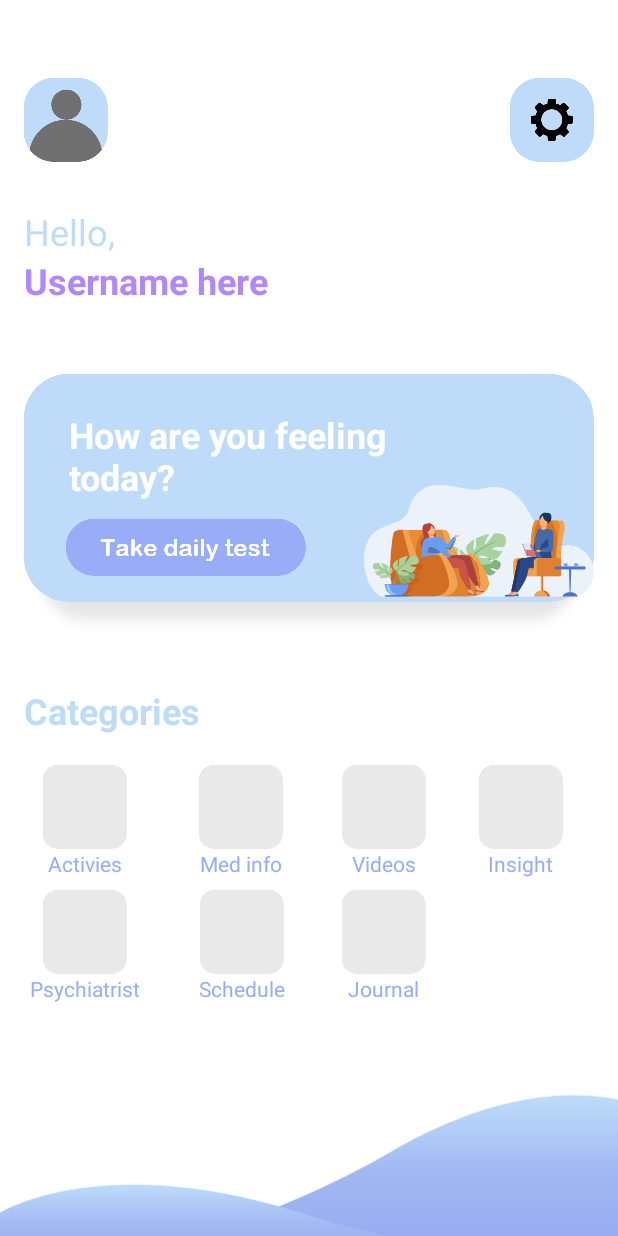
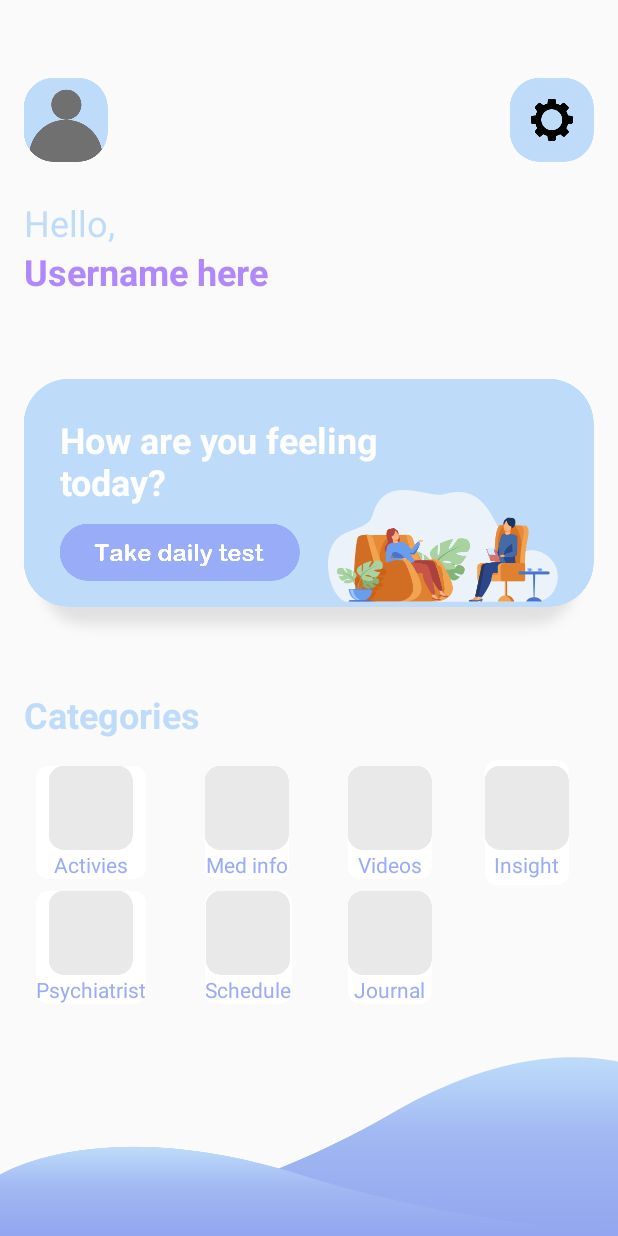
Before and after one commit to alicezxcv/DepressntApp, an Android app: the MainActivity2 screen opened directly, with no data from a screen before it, on a phone screen of 412 x 824 dp. Run offline under Robolectric (Android 15) with nearby library versions, the phone set to English and light mode, and no system bars.

Commit message:
Layout fix for some devices
+ We were having some improper display on some devices, I've adjusted the layout to display more accurate as intended across all devices (except Android C).

```diff
--- a/app/src/main/res/layout/activity_main_screen.xml
+++ b/app/src/main/res/layout/activity_main_screen.xml
@@ -1,20 +1,22 @@
 <?xml version="1.0" encoding="utf-8"?>
-<RelativeLayout xmlns:android="http://schemas.android.com/apk/res/android"
+<LinearLayout xmlns:android="http://schemas.android.com/apk/res/android"
     xmlns:app="http://schemas.android.com/apk/res-auto"
     xmlns:tools="http://schemas.android.com/tools"
     android:layout_width="match_parent"
     android:layout_height="match_parent"
-    android:layout_marginBottom="-25dp"
-    android:background="@drawable/main_bg">
+    android:orientation="vertical">
 
+    <RelativeLayout
+        android:id="@+id/pfp"
+        android:layout_width="match_parent"
+        android:layout_height="wrap_content"
+        android:layout_weight="0">
         <ImageButton
-        android:id="@+id/pfp"
             android:layout_width="wrap_content"
             android:layout_height="wrap_content"
             android:background="@drawable/user_pfp"
             android:layout_marginTop="52dp"
             android:layout_marginLeft="16dp"/>
-
         <ImageButton
             android:layout_width="wrap_content"
             android:layout_height="wrap_content"
@@ -22,23 +24,23 @@
             android:layout_alignParentRight="true"
             android:layout_marginTop="52dp"
             android:layout_marginRight= "16dp"/>
+    </RelativeLayout>
 
     <RelativeLayout
         android:id="@+id/info"
-        android:layout_width="wrap_content"
+        android:layout_width="match_parent"
         android:layout_height="wrap_content"
         android:layout_below="@id/pfp"
-        android:layout_marginTop="30dp"
-        android:layout_marginLeft="16dp">
-
+        android:layout_weight="1"
+        android:layout_marginTop="24dp">
         <TextView
             android:id="@+id/greet1"
             android:layout_width="wrap_content"
             android:layout_height="wrap_content"
             android:text="Hello,"
             android:textSize="24sp"
-            android:textColor="@color/sky_blue"/>
-
+            android:textColor="@color/sky_blue"
+            android:layout_marginLeft="16dp"/>
         <TextView
             android:layout_width="wrap_content"
             android:layout_height="wrap_content"
@@ -46,35 +48,33 @@
             android:text="Username here"
             android:textSize="24sp"
             android:textStyle="bold"
-            android:textColor="@color/purple"/>
-
+            android:textColor="@color/purple"
+            android:layout_marginLeft="16dp"/>
     </RelativeLayout>
 
     <RelativeLayout
         android:id="@+id/holder"
-        android:layout_width="wrap_content"
+        android:layout_width="match_parent"
         android:layout_height="wrap_content"
         android:layout_below="@id/info"
-        android:layout_marginTop="46dp"
-        android:layout_marginLeft="16dp"
-        android:layout_marginRight="16dp">
-
+        android:layout_weight="1"
+        android:layout_marginTop="24dp">
         <FrameLayout
             android:layout_width="wrap_content"
             android:layout_height="wrap_content">
-
             <ImageView
                 android:layout_width="wrap_content"
                 android:layout_height="wrap_content"
-                android:background="@drawable/daily_test_shadow" />
-
-            <ImageView
+                android:background="@drawable/daily_test_shadow"
+                android:layout_marginLeft="16dp"
+                android:layout_marginRight="16dp"/>
+            <RelativeLayout
                 android:layout_width="wrap_content"
                 android:layout_height="wrap_content"
-                android:background="@drawable/daily_test" />
-
-        </FrameLayout>
-
+                android:id="@+id/holder_box"
+                android:background="@drawable/daily_test"
+                android:layout_marginLeft="16dp"
+                android:layout_marginRight="16dp">
                 <TextView
                     android:id="@+id/daily_greet"
                     android:layout_width="wrap_content"
@@ -84,53 +84,52 @@
                     android:textSize="24sp"
                     android:textStyle="bold"
                     android:layout_marginTop="24dp"
-            android:layout_marginLeft="30dp"/>
-
+                    android:layout_marginLeft="24dp"/>
                 <ImageView
                     android:id="@+id/daily_illus"
                     android:layout_width="wrap_content"
                     android:layout_height="wrap_content"
                     android:src="@drawable/daily_illus"
                     android:layout_alignParentRight="true"
-            android:layout_marginTop="74dp"/>
-
+                    android:layout_marginTop="74dp"
+                    android:layout_marginRight="24dp"/>
                 <ImageButton
                     android:layout_width="wrap_content"
                     android:layout_height="wrap_content"
                     android:background="@drawable/daily_test_btn"
                     android:layout_below="@id/daily_greet"
-
                     android:layout_marginTop="12dp"
-            android:layout_marginLeft="28dp"
+                    android:layout_marginLeft="24dp"
                     android:scaleType="centerCrop"/>
-
+            </RelativeLayout>
+        </FrameLayout>
     </RelativeLayout>
 
+    <RelativeLayout
+        android:layout_width="match_parent"
+        android:layout_height="wrap_content"
+        android:layout_below="@id/holder"
+        android:layout_weight="1">
         <TextView
             android:id="@+id/categories"
             android:layout_width="wrap_content"
             android:layout_height="wrap_content"
-        android:layout_below="@id/holder"
-        android:layout_marginTop="32dp"
             android:layout_marginLeft="16dp"
             android:text="Categories"
             android:textColor="@color/sky_blue"
             android:textSize="24sp"
             android:textStyle="bold"
             />
-
         <GridLayout
             android:id="@+id/grid"
             android:layout_width="wrap_content"
             android:layout_height="wrap_content"
             android:layout_below="@id/categories"
-        android:layout_marginTop="16dp"
-        android:layout_marginLeft="16dp"
+            android:layout_marginTop="14dp"
+            android:layout_marginLeft="20dp"
             android:useDefaultMargins="true"
-
             android:rowCount="2"
             android:columnCount="4">
-
             <androidx.cardview.widget.CardView
                 android:layout_width="wrap_content"
                 android:layout_height="wrap_content"
@@ -142,7 +141,6 @@
                 android:layout_marginRight ="35dp"
                 app:cardCornerRadius="8dp"
                 app:cardElevation="0dp">
-
                 <LinearLayout
                     android:layout_width="wrap_content"
                     android:layout_height="wrap_content"
@@ -359,5 +357,14 @@
             </androidx.cardview.widget.CardView>
 
         </GridLayout>
+    </RelativeLayout>
 
-</RelativeLayout>
+    <ImageView
+        android:id="@+id/login_illus"
+        android:layout_width="wrap_content"
+        android:layout_height="wrap_content"
+        android:layout_gravity="center"
+        android:scaleType="fitEnd"
+        android:background="@drawable/mountain"
+        android:layout_weight="0"/>
+</LinearLayout>
--- a/app/src/main/res/layout/activity_profile2.xml
+++ b/app/src/main/res/layout/activity_profile2.xml
@@ -22,7 +22,6 @@
         android:layout_width="wrap_content"
         android:layout_height="wrap_content"
         android:layout_below="@id/noti"
-
         android:text="Email"/>
 
     <Button
--- a/app/src/main/res/values/themes.xml
+++ b/app/src/main/res/values/themes.xml
@@ -3,7 +3,7 @@
     <style name="Theme.App" parent="Theme.AppCompat.Light.NoActionBar">
         <!-- Primary brand color. -->
         <item name="colorPrimary">@color/white</item>
-        <item name="colorPrimaryVariant">@color/white</item>
+        <item name="colorPrimaryVariant">@color/sky_blue</item>
         <item name="colorOnPrimary">@color/white</item>
         <!-- Secondary brand color. -->
         <item name="colorSecondary">@color/sky_blue</item>
```
Also changed, not shown: app/src/main/res/layout/activity_admin_login.xml (+32 -28 lines). Lines whose indentation alone changed are shown as unchanged.
